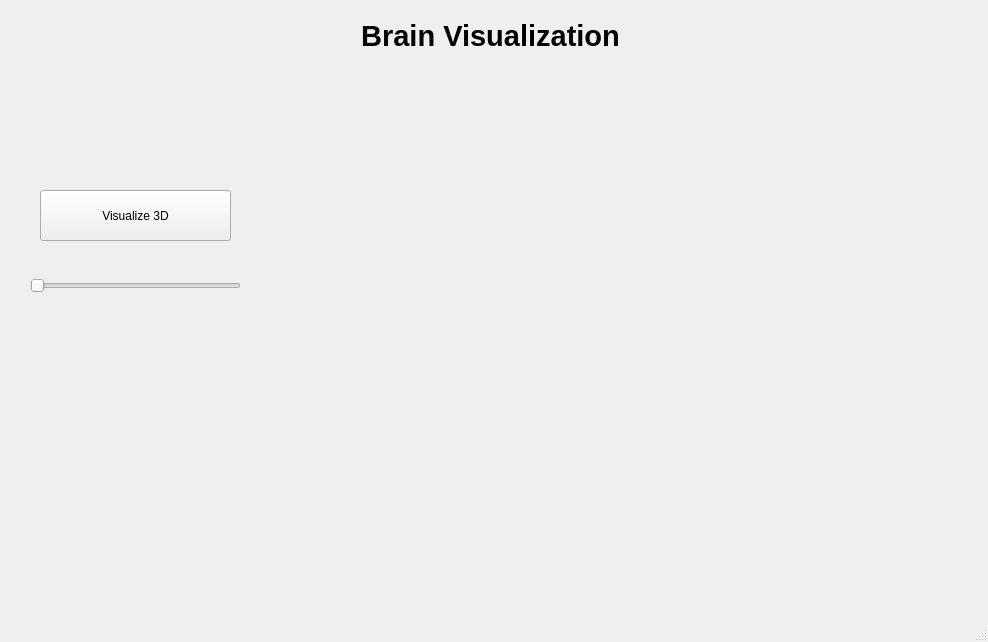
First picture: the form in DADM/DADM/visualization3d.ui, repository martamycielska/DADM, before the edit.
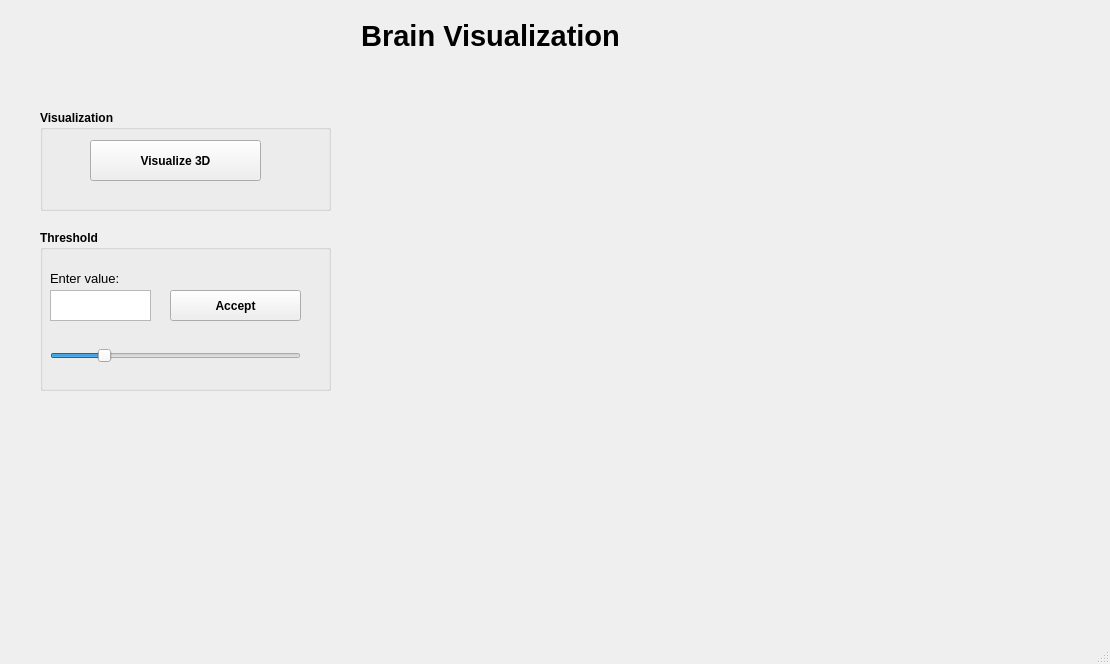
Second picture: the form after the edit. Custom widgets are drawn as their Qt base class.

The edit to the form file:
```diff
--- a/DADM/DADM/visualization3d.ui
+++ b/DADM/DADM/visualization3d.ui
@@ -6,27 +6,14 @@
    <rect>
     <x>0</x>
     <y>0</y>
-    <width>988</width>
-    <height>642</height>
+    <width>1110</width>
+    <height>664</height>
    </rect>
   </property>
   <property name="windowTitle">
    <string>MainWindow</string>
   </property>
   <widget class="QWidget" name="widget">
-   <widget class="QPushButton" name="visualizeBtn">
-    <property name="geometry">
-     <rect>
-      <x>40</x>
-      <y>190</y>
-      <width>191</width>
-      <height>51</height>
-     </rect>
-    </property>
-    <property name="text">
-     <string>Visualize 3D</string>
-    </property>
-   </widget>
    <widget class="QLabel" name="label">
     <property name="geometry">
      <rect>
@@ -59,18 +46,147 @@
      <bool>false</bool>
     </property>
    </widget>
+   <widget class="QVTKOpenGLWidget" name="qvtkWidget" native="true">
+    <property name="geometry">
+     <rect>
+      <x>370</x>
+      <y>110</y>
+      <width>721</width>
+      <height>501</height>
+     </rect>
+    </property>
+   </widget>
+   <widget class="QGroupBox" name="thresholdBox">
+    <property name="geometry">
+     <rect>
+      <x>40</x>
+      <y>230</y>
+      <width>291</width>
+      <height>161</height>
+     </rect>
+    </property>
+    <property name="font">
+     <font>
+      <weight>75</weight>
+      <bold>true</bold>
+     </font>
+    </property>
+    <property name="title">
+     <string>Threshold</string>
+    </property>
+    <widget class="QLabel" name="thresholdLabel">
+     <property name="geometry">
+      <rect>
+       <x>10</x>
+       <y>40</y>
+       <width>81</width>
+       <height>16</height>
+      </rect>
+     </property>
+     <property name="font">
+      <font>
+       <pointsize>10</pointsize>
+       <weight>50</weight>
+       <bold>false</bold>
+      </font>
+     </property>
+     <property name="text">
+      <string>Enter value:</string>
+     </property>
+    </widget>
+    <widget class="QTextEdit" name="thresholdTextEdit">
+     <property name="geometry">
+      <rect>
+       <x>10</x>
+       <y>60</y>
+       <width>101</width>
+       <height>31</height>
+      </rect>
+     </property>
+    </widget>
+    <widget class="QPushButton" name="acceptBtn">
+     <property name="geometry">
+      <rect>
+       <x>130</x>
+       <y>60</y>
+       <width>131</width>
+       <height>31</height>
+      </rect>
+     </property>
+     <property name="text">
+      <string>Accept</string>
+     </property>
+    </widget>
+    <widget class="QSlider" name="horizontalSlider">
+     <property name="geometry">
+      <rect>
+       <x>10</x>
+       <y>110</y>
+       <width>251</width>
+       <height>31</height>
+      </rect>
+     </property>
+     <property name="minimum">
+      <number>1</number>
+     </property>
+     <property name="maximum">
+      <number>500</number>
+     </property>
+     <property name="singleStep">
+      <number>10</number>
+     </property>
+     <property name="value">
+      <number>100</number>
+     </property>
+     <property name="orientation">
+      <enum>Qt::Horizontal</enum>
+     </property>
+    </widget>
+   </widget>
+   <widget class="QGroupBox" name="visualizationBox">
+    <property name="geometry">
+     <rect>
+      <x>40</x>
+      <y>110</y>
+      <width>291</width>
+      <height>101</height>
+     </rect>
+    </property>
+    <property name="font">
+     <font>
+      <weight>75</weight>
+      <bold>true</bold>
+     </font>
+    </property>
+    <property name="title">
+     <string>Visualization</string>
+    </property>
+    <widget class="QPushButton" name="visualizeBtn">
+     <property name="geometry">
+      <rect>
+       <x>50</x>
+       <y>30</y>
+       <width>171</width>
+       <height>41</height>
+      </rect>
+     </property>
+     <property name="text">
+      <string>Visualize 3D</string>
+     </property>
+    </widget>
+   </widget>
    <widget class="QLabel" name="processDescLabel">
     <property name="geometry">
      <rect>
-      <x>10</x>
+      <x>40</x>
       <y>450</y>
-      <width>251</width>
-      <height>71</height>
+      <width>271</width>
+      <height>91</height>
      </rect>
     </property>
     <property name="font">
      <font>
-      <pointsize>12</pointsize>
+      <pointsize>11</pointsize>
      </font>
     </property>
     <property name="text">
@@ -79,32 +195,6 @@
     <property name="alignment">
      <set>Qt::AlignCenter</set>
     </property>
-    <property name="wordWrap">
-     <bool>true</bool>
-    </property>
-   </widget>
-   <widget class="QSlider" name="horizontalSlider">
-    <property name="geometry">
-     <rect>
-      <x>30</x>
-      <y>270</y>
-      <width>211</width>
-      <height>31</height>
-     </rect>
-    </property>
-    <property name="orientation">
-     <enum>Qt::Horizontal</enum>
-    </property>
-   </widget>
-   <widget class="QVTKOpenGLWidget" name="qvtkWidget" native="true">
-    <property name="geometry">
-     <rect>
-      <x>280</x>
-      <y>90</y>
-      <width>691</width>
-      <height>501</height>
-     </rect>
-    </property>
    </widget>
   </widget>
   <widget class="QMenuBar" name="menubar">
```
Left out of the diff: 4 changed lines with no effect on the pictures.
